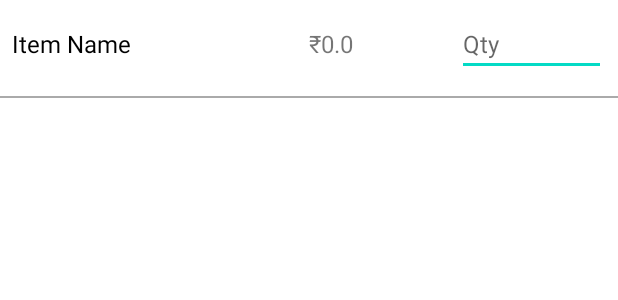
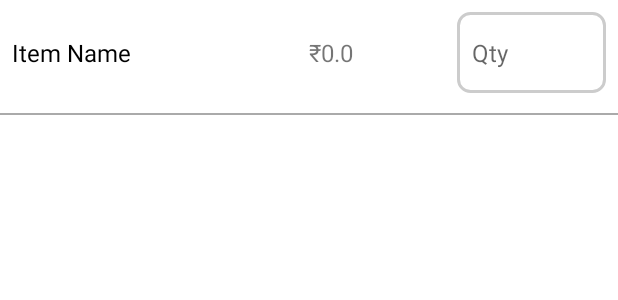
Before and after one commit to prbale/masalebill, an Android app: the layout item_bill.xml on its own in the app's theme, with its tools: preview values and no code run, on a phone screen of 412 x 824 dp. Shown: the top 300 px of the screen. Run offline under Robolectric (Android 15) with nearby library versions, the phone set to English and light mode, and no system bars.

Commit message:
code refactoring

```diff
--- a/app/src/main/java/com/masalabazaar/billing/ui/activities/ui/ItemEntryActivity.kt
+++ b/app/src/main/java/com/masalabazaar/billing/ui/activities/ui/ItemEntryActivity.kt
@@ -1,6 +1,7 @@
 package com.masalabazaar.billing.ui.activities.ui
 
 import android.app.Activity
+import android.content.res.Resources
 import android.os.Bundle
 import android.view.MenuItem
 import android.view.View
@@ -12,6 +13,7 @@ import android.widget.TextView
 import android.widget.Toast
 import androidx.appcompat.app.AppCompatActivity
 import androidx.appcompat.widget.Toolbar
+import androidx.core.content.ContextCompat
 import com.masalabazaar.billing.R
 import com.masalabazaar.billing.ui.activities.data.BillItem
 import com.masalabazaar.billing.ui.activities.database.DatabaseHelper
@@ -48,7 +50,9 @@ class ItemEntryActivity : AppCompatActivity() {
                 layoutParams = GridLayout.LayoutParams().apply {
                     width = 0
                     columnSpec = GridLayout.spec(0, 1f) // First Column
+                    setMargins(0, 16.dpToPx(), 0, 0) // Add top margin (16dp)
                 }
+
             }
             val itemRateInput = EditText(this).apply {
                 hint = "Price per kg"
@@ -57,8 +61,12 @@ class ItemEntryActivity : AppCompatActivity() {
                 layoutParams = GridLayout.LayoutParams().apply {
                     width = 0
                     columnSpec = GridLayout.spec(1, 1f) // Second Column
+                    setMargins(0, 16.dpToPx(), 0, 0) // Add top margin (16dp)
                 }
                 setSelectAllOnFocus(true)
+
+                val boxSelectorDrawable = ContextCompat.getDrawable(context, R.drawable.edittext_selector)
+                background = boxSelectorDrawable
             }
 
             // Populate fields if data exists in the database
@@ -69,6 +77,7 @@ class ItemEntryActivity : AppCompatActivity() {
 
             itemContainer.addView(itemNameInput)
             itemContainer.addView(itemRateInput)
+
             itemInputs.add(Pair(itemNameInput, itemRateInput))
         }
 
@@ -77,6 +86,16 @@ class ItemEntryActivity : AppCompatActivity() {
             setResult(Activity.RESULT_OK) // Notify MainActivity that data is saved
             finish()
         }
+    }
+
+    // Extension function to convert dp to px
+    fun Int.dpToPx(): Int {
+        return (this * Resources.getSystem().displayMetrics.density).toInt()
+    }
+
+    // Extension function for Float (if you need decimal precision)
+    fun Float.dpToPx(): Float {
+        return this * Resources.getSystem().displayMetrics.density
     }
 
     override fun onOptionsItemSelected(item: MenuItem): Boolean {
--- /dev/null
+++ b/app/src/main/res/drawable/edittext_selector.xml
@@ -0,0 +1,43 @@
+<selector xmlns:android="http://schemas.android.com/apk/res/android">
+    <!-- Default state -->
+    <item>
+        <shape android:shape="rectangle">
+            <solid android:color="#FFFFFF" /> <!-- Background color -->
+            <stroke android:width="2dp" android:color="#CCCCCC" /> <!-- Border color -->
+            <corners android:radius="8dp" /> <!-- Rounded corners -->
+            <padding
+                android:left="16dp"
+                android:top="16dp"
+                android:right="16dp"
+                android:bottom="16dp" /> <!-- Add padding -->
+        </shape>
+    </item>
+
+    <!-- Focused state -->
+    <item android:state_focused="true">
+        <shape android:shape="rectangle">
+            <solid android:color="#FFFFFF" /> <!-- Background color -->
+            <stroke android:width="2dp" android:color="#6200EE" /> <!-- Border color (e.g., purple) -->
+            <corners android:radius="8dp" /> <!-- Rounded corners -->
+            <padding
+                android:left="16dp"
+                android:top="16dp"
+                android:right="16dp"
+                android:bottom="16dp" /> <!-- Add padding -->
+        </shape>
+    </item>
+
+    <!-- Pressed state -->
+    <item android:state_pressed="true">
+        <shape android:shape="rectangle">
+            <solid android:color="#FFFFFF" /> <!-- Background color -->
+            <stroke android:width="2dp" android:color="#03DAC5" /> <!-- Border color (e.g., teal) -->
+            <corners android:radius="8dp" /> <!-- Rounded corners -->
+            <padding
+                android:left="16dp"
+                android:top="16dp"
+                android:right="16dp"
+                android:bottom="16dp" /> <!-- Add padding -->
+        </shape>
+    </item>
+</selector>
--- a/app/src/main/res/layout/activity_item_entry.xml
+++ b/app/src/main/res/layout/activity_item_entry.xml
@@ -30,8 +30,7 @@
             android:layout_height="wrap_content"
             android:columnCount="2"
             android:rowCount="15"
-            android:padding="8dp"
-            android:layout_marginTop="16dp"/>
+            android:padding="10dp" />
 
         <Button
             android:id="@+id/save_btn"
--- a/app/src/main/res/layout/activity_main.xml
+++ b/app/src/main/res/layout/activity_main.xml
@@ -32,10 +32,10 @@
         android:id="@+id/customerNameInput"
         android:layout_width="match_parent"
         android:layout_height="wrap_content"
-        android:hint="Enter Customer Name"
+        android:hint="Enter customer name"
         android:textSize="20sp"
         android:padding="20dp"
-        android:background="#6F81B9"
+        android:background="#A4ACC3"
         android:textColor="@android:color/white"
         android:textColorHint="@color/background"
         android:layout_marginBottom="20dp"/>
--- a/app/src/main/res/layout/item_bill.xml
+++ b/app/src/main/res/layout/item_bill.xml
@@ -35,7 +35,9 @@
         android:layout_height="wrap_content"
         android:layout_weight="1"
         android:inputType="numberDecimal"
+        android:paddingStart="10dp"
         android:hint="Qty"
+        android:background="@drawable/edittext_selector"
         android:selectAllOnFocus="true"
         android:textSize="16sp"/>
 
```
